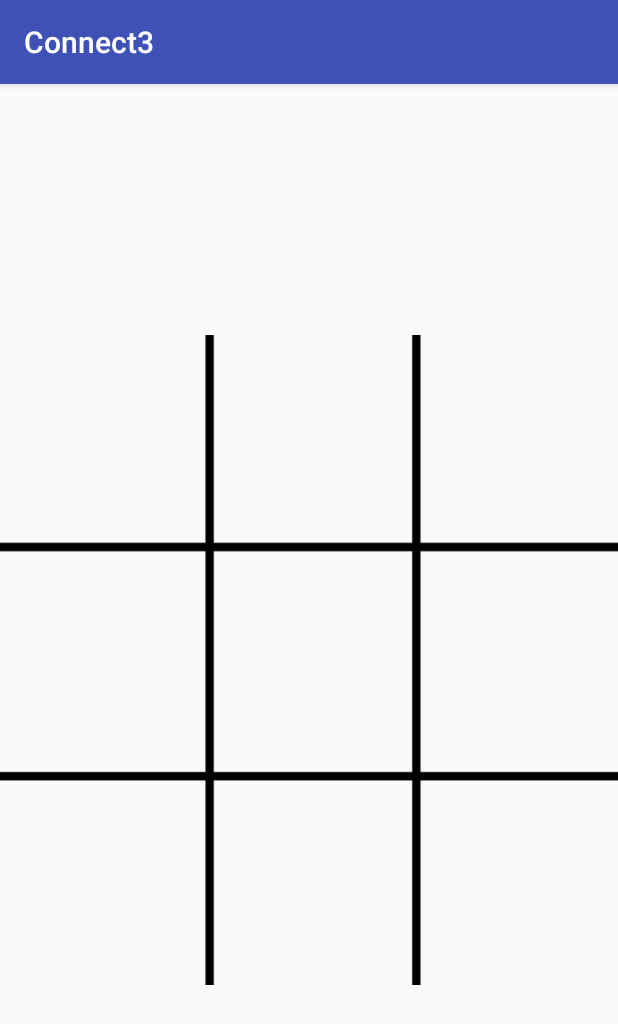
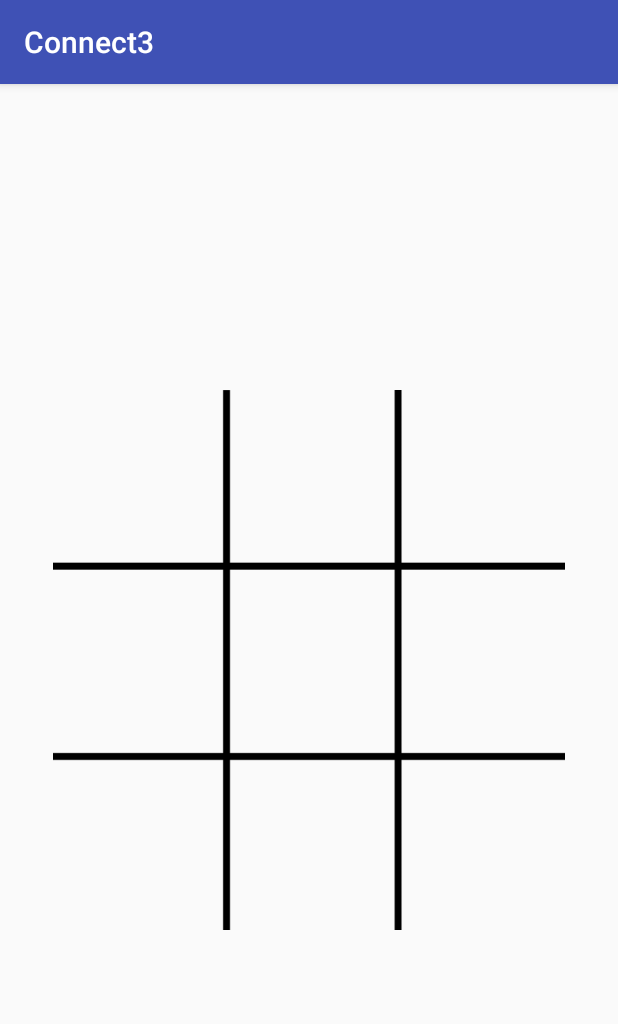
Before and after one commit to agrawal-vatsal/Tic-Tac-Toe, an Android app: the screen it shows after launch (MainActivity), on a phone screen of 412 x 824 dp. Shown: the top 1024 px of the screen. Run offline under Robolectric (Android 15) with nearby library versions, the phone set to English and light mode, and no system bars.

Commit message:
v2.0 fully functional

```diff
--- a/app/src/main/java/com/example/ip520/connect3/MainActivity.java
+++ b/app/src/main/java/com/example/ip520/connect3/MainActivity.java
@@ -4,16 +4,40 @@ import android.content.res.Resources;
 import android.support.v7.app.AppCompatActivity;
 import android.os.Bundle;
 import android.view.View;
+import android.widget.Button;
+import android.widget.GridLayout;
 import android.widget.ImageView;
+import android.widget.LinearLayout;
 import android.widget.TextView;
 
 public class MainActivity extends AppCompatActivity {
     Boolean[] state = new Boolean[10];
     /* It is a board which has configuration of the boxes, if it is null the
      box is empty if it is true then it has a red orb if false a yellow orb */
-    TextView redWins, yellowWins;
-    ImageView[] hiddenBox = new ImageView[10];
     ImageView[] box = new ImageView[10];
+    GridLayout board;
+    ImageView boardImage;
+    LinearLayout winnerLabel;
+    TextView winnerLabelText;
+    Button playAgain;
+
+    private boolean checkDraw() {
+        for (int i = 1; i < 10; i++)
+            if (state[i] == null)
+                return false;
+        return true;
+    }
+
+    private void reset() {
+        winnerLabel.animate().alpha(0).setDuration(1000);
+        for (int i = 1; i < 10; i++) {
+            box[i].setClickable(true);
+            state[i] = null;
+            box[i].setImageResource(R.drawable.red);
+        }
+        boardImage.animate().alpha(1).setDuration(1000);
+        turnRed = true;
+    }
 
     private boolean checkWin() {
         if (state[1] == state[2] && state[2] == state[3] && state[1] != null)
@@ -41,10 +65,11 @@ public class MainActivity extends AppCompatActivity {
     protected void onCreate(Bundle savedInstanceState) {
         super.onCreate(savedInstanceState);
         setContentView(R.layout.activity_main);
-        redWins = (TextView) findViewById(R.id.redWin);
-        yellowWins = (TextView) findViewById(R.id.yellowWin);
-        redWins.setTranslationY(-2000f);
-        yellowWins.setTranslationY(2000f);
+        winnerLabel = (LinearLayout) findViewById(R.id.winnerLabel);
+        winnerLabelText = (TextView) findViewById(R.id.winnerLabelText);
+        playAgain = (Button) findViewById(R.id.playAgain);
+        board = (GridLayout) findViewById(R.id.board);
+        boardImage = (ImageView) findViewById(R.id.boardImage);
         Resources r = getResources();
         String name = getPackageName();
         int[] boxIds = new int[10];
@@ -52,40 +77,47 @@ public class MainActivity extends AppCompatActivity {
             boxIds[i] = r.getIdentifier("box" + i, "id", name);
             box[i] = (ImageView) findViewById(boxIds[i]);
         }
-        int[] hiddenBoxesIds = new int[10];
-        for (int i = 1; i < 10; i++) {
-            hiddenBoxesIds[i] = r.getIdentifier("hiddenBox" + i, "id", name);
-            hiddenBox[i] = (ImageView) findViewById(hiddenBoxesIds[i]);
-        }
-        for (int i = 0; i < 9; i++) {
-            float position = -1 * (((i / 3) * 600) + 600);
-            box[i + 1].setTranslationY(position);
-        }
         for (int i = 0; i < 9; i++) {
             int I = i;
-            hiddenBox[i + 1].setOnClickListener((View view) -> {
-                float position = ((I / 3) * 600) + 600;
-                int transitionTime = ((I / 3) * 500) + 500;
-                if (!turnRed)
-                    box[I + 1].setImageResource(R.drawable.yellow);
-                box[I + 1].animate().translationYBy(position).setDuration(transitionTime);
+            box[i + 1].setOnClickListener((View view) -> {
+                imageClicked(I, box[I + 1]);
                 state[I + 1] = turnRed;
-                hiddenBox[I + 1].setClickable(false);
                 if (checkWin())
-                    gameComplete();
+                    gameComplete(false);
+                else if (checkDraw())
+                    gameComplete(true);
                 else turnRed = !turnRed;
             });
         }
-
+        playAgain.setOnClickListener((View view) -> reset());
     }
 
-    private void gameComplete() {
-        if (turnRed) {
-            redWins.animate().translationYBy(2000f).setDuration(1000);
+    private void imageClicked(int i, ImageView box) {
+        box.setAlpha(1f);
+        float position = -1 * (((i / 3) * 600) + 600);
+        box.setTranslationY(position);
+        if (!turnRed)
+            box.setImageResource(R.drawable.yellow);
+        box.animate().translationYBy(-1 * position).setDuration(1000);
+        box.setClickable(false);
+    }
+
+    private void gameComplete(boolean isDraw) {
+        if (isDraw) {
+            winnerLabelText.setText("DRAW");
+            winnerLabelText.setBackgroundColor(getResources().getColor(R.color.green));
+        } else if (turnRed) {
+            winnerLabelText.setText("RED WINS");
+            winnerLabel.setBackgroundColor(getResources().getColor(R.color.red));
         } else {
-            yellowWins.animate().translationYBy(-2000).setDuration(1000);
+            winnerLabelText.setText("YELLOW WINS");
+            winnerLabel.setBackgroundColor(getResources().getColor(R.color.yellow));
         }
-        for (int i = 1; i < 10; i++)
-            hiddenBox[i].setClickable(false);
+        for (int i = 1; i < 10; i++) {
+            box[i].setClickable(false);
+            box[i].animate().alpha(0f).setDuration(1000);
+        }
+        boardImage.animate().alpha(0f).setDuration(1000);
+        winnerLabel.animate().alpha(1).setDuration(1000);
     }
 }
--- a/app/src/main/res/layout/activity_main.xml
+++ b/app/src/main/res/layout/activity_main.xml
@@ -6,193 +6,141 @@
     android:layout_height="match_parent"
     tools:context="com.example.ip520.connect3.MainActivity">
 
-    <ImageView
+    <GridLayout
         android:id="@+id/board"
-        android:layout_width="wrap_content"
-        android:layout_height="wrap_content"
-        android:layout_alignParentStart="true"
-        android:layout_alignParentTop="true"
-        app:srcCompat="@drawable/board" />
+        android:layout_width="360dp"
+        android:layout_height="360dp"
+        android:layout_alignStart="@+id/boardImage"
+        android:layout_centerVertical="true"
+        android:columnCount="3"
+        android:rowCount="3"
+        android:visibility="visible">
 
         <ImageView
             android:id="@+id/box1"
-        android:layout_width="120dp"
-        android:layout_height="120dp"
-        android:layout_alignParentStart="true"
-        android:layout_alignParentTop="true"
-        android:layout_marginTop="57dp"
+            android:layout_width="90dp"
+            android:layout_height="90dp"
+            android:layout_margin="15dp"
+            android:alpha="0"
             app:srcCompat="@drawable/red" />
 
         <ImageView
             android:id="@+id/box2"
-        android:layout_width="120dp"
-        android:layout_height="120dp"
-        android:layout_alignTop="@+id/hiddenBox1"
-        android:layout_centerHorizontal="true"
+            android:layout_width="90dp"
+            android:layout_height="90dp"
+            android:layout_column="1"
+            android:layout_margin="15dp"
+            android:layout_row="0"
+            android:alpha="0"
             app:srcCompat="@drawable/red" />
 
         <ImageView
             android:id="@+id/box3"
-        android:layout_width="120dp"
-        android:layout_height="120dp"
-        android:layout_alignParentEnd="true"
-        android:layout_alignTop="@+id/hiddenBox2"
+            android:layout_width="90dp"
+            android:layout_height="90dp"
+            android:layout_column="2"
+            android:layout_margin="15dp"
+            android:layout_row="0"
+            android:alpha="0"
             app:srcCompat="@drawable/red" />
 
         <ImageView
             android:id="@+id/box4"
-        android:layout_width="120dp"
-        android:layout_height="120dp"
-        android:layout_alignParentStart="true"
-        android:layout_alignTop="@+id/hiddenBox5"
+            android:layout_width="90dp"
+            android:layout_height="90dp"
+            android:layout_column="0"
+            android:layout_margin="15dp"
+            android:layout_row="1"
+            android:alpha="0"
             app:srcCompat="@drawable/red" />
 
         <ImageView
             android:id="@+id/box5"
-        android:layout_width="120dp"
-        android:layout_height="120dp"
-        android:layout_alignStart="@+id/hiddenBox2"
-        android:layout_centerVertical="true"
+            android:layout_width="90dp"
+            android:layout_height="90dp"
+            android:layout_column="1"
+            android:layout_margin="15dp"
+            android:layout_row="1"
+            android:alpha="0"
             app:srcCompat="@drawable/red" />
 
         <ImageView
             android:id="@+id/box6"
-        android:layout_width="120dp"
-        android:layout_height="120dp"
-        android:layout_alignParentEnd="true"
-        android:layout_centerVertical="true"
+            android:layout_width="90dp"
+            android:layout_height="90dp"
+            android:layout_column="2"
+            android:layout_margin="15dp"
+            android:layout_row="1"
+            android:alpha="0"
             app:srcCompat="@drawable/red" />
 
         <ImageView
             android:id="@+id/box7"
-        android:layout_width="120dp"
-        android:layout_height="120dp"
-        android:layout_alignParentStart="true"
-        android:layout_below="@+id/hiddenBox4"
-        android:layout_marginTop="20dp"
+            android:layout_width="90dp"
+            android:layout_height="90dp"
+            android:layout_column="0"
+            android:layout_margin="15dp"
+            android:layout_row="2"
+            android:alpha="0"
             app:srcCompat="@drawable/red" />
 
         <ImageView
             android:id="@+id/box8"
-        android:layout_width="120dp"
-        android:layout_height="120dp"
-        android:layout_alignStart="@+id/hiddenBox5"
-        android:layout_alignTop="@+id/hiddenBox7"
+            android:layout_width="90dp"
+            android:layout_height="90dp"
+            android:layout_column="1"
+            android:layout_margin="15dp"
+            android:layout_row="2"
+            android:alpha="0"
             app:srcCompat="@drawable/red" />
 
         <ImageView
             android:id="@+id/box9"
-        android:layout_width="120dp"
-        android:layout_height="120dp"
-        android:layout_alignParentEnd="true"
-        android:layout_alignTop="@+id/hiddenBox8"
-        app:srcCompat="@drawable/red" />
-
-    <ImageView
-        android:id="@+id/hiddenBox1"
-        android:layout_width="120dp"
-        android:layout_height="120dp"
-        android:layout_alignParentStart="true"
-        android:layout_alignParentTop="true"
-        android:layout_marginTop="57dp"
+            android:layout_width="90dp"
+            android:layout_height="90dp"
+            android:layout_column="2"
+            android:layout_margin="15dp"
+            android:layout_row="2"
             android:alpha="0"
             app:srcCompat="@drawable/red" />
 
-    <ImageView
-        android:id="@+id/hiddenBox2"
-        android:layout_width="120dp"
-        android:layout_height="120dp"
-        android:layout_alignTop="@+id/hiddenBox1"
-        android:layout_centerHorizontal="true"
-        android:alpha="0"
-        app:srcCompat="@drawable/red" />
+
+    </GridLayout>
 
     <ImageView
-        android:id="@+id/hiddenBox3"
-        android:layout_width="120dp"
-        android:layout_height="120dp"
-        android:layout_alignParentEnd="true"
-        android:layout_alignTop="@+id/hiddenBox2"
+        android:id="@+id/boardImage"
+        android:layout_width="360dp"
+        android:layout_height="360dp"
+        android:layout_alignTop="@+id/board"
+        android:layout_centerHorizontal="true"
+        app:srcCompat="@drawable/board" />
+
+    <LinearLayout
+        android:id="@+id/winnerLabel"
+        android:layout_width="wrap_content"
+        android:layout_height="wrap_content"
+        android:layout_centerHorizontal="true"
+        android:layout_centerInParent="true"
+        android:padding="20dp"
+        android:layout_centerVertical="true"
+        android:layout_alignTop="@+id/boardImage"
+        android:background="@color/colorPrimaryDark"
         android:alpha="0"
-        app:srcCompat="@drawable/red" />
-
-    <ImageView
-        android:id="@+id/hiddenBox4"
-        android:layout_width="120dp"
-        android:layout_height="120dp"
-        android:layout_alignParentStart="true"
-        android:layout_alignTop="@+id/hiddenBox5"
-        android:alpha="0"
-        app:srcCompat="@drawable/red" />
-
-    <ImageView
-        android:id="@+id/hiddenBox5"
-        android:layout_width="120dp"
-        android:layout_height="120dp"
-        android:layout_alignStart="@+id/hiddenBox2"
-        android:layout_centerVertical="true"
-        android:alpha="0"
-        app:srcCompat="@drawable/red" />
-
-    <ImageView
-        android:id="@+id/hiddenBox6"
-        android:layout_width="120dp"
-        android:layout_height="120dp"
-        android:layout_alignParentEnd="true"
-        android:layout_centerVertical="true"
-        android:alpha="0"
-        app:srcCompat="@drawable/red" />
-
-    <ImageView
-        android:id="@+id/hiddenBox7"
-        android:layout_width="120dp"
-        android:layout_height="120dp"
-        android:layout_alignParentStart="true"
-        android:layout_below="@+id/hiddenBox4"
-        android:layout_marginTop="20dp"
-        android:alpha="0"
-        app:srcCompat="@drawable/red" />
-
-    <ImageView
-        android:id="@+id/hiddenBox8"
-        android:layout_width="120dp"
-        android:layout_height="120dp"
-        android:layout_alignStart="@+id/hiddenBox5"
-        android:layout_alignTop="@+id/hiddenBox7"
-        android:alpha="0"
-        app:srcCompat="@drawable/red" />
-
-    <ImageView
-        android:id="@+id/hiddenBox9"
-        android:layout_width="120dp"
-        android:layout_height="120dp"
-        android:layout_alignParentEnd="true"
-        android:layout_alignTop="@+id/hiddenBox8"
-        android:alpha="0"
-        app:srcCompat="@drawable/red" />
+        android:orientation="vertical">
 
         <TextView
-        android:id="@+id/redWin"
+            android:id="@+id/winnerLabelText"
             android:layout_width="match_parent"
-        android:layout_height="100dp"
-        android:layout_alignTop="@+id/box5"
-        android:layout_centerHorizontal="true"
-        android:text="RED WINS"
+            android:layout_height="wrap_content"
             android:textAlignment="center"
-        android:textColor="@android:color/black"
-        android:textSize="60sp"
-        android:textStyle="bold" />
+            android:layout_margin="10dp"
+            android:textSize="20sp"
+            android:text="TextView" />
 
-    <TextView
-        android:id="@+id/yellowWin"
-        android:layout_width="match_parent"
-        android:layout_height="160dp"
-        android:layout_above="@+id/box7"
-        android:layout_alignParentStart="true"
-        android:text="YELLOW WINS"
-        android:textAlignment="center"
-        android:textAllCaps="true"
-        android:textColor="@android:color/black"
-        android:textSize="60sp"
-        android:textStyle="bold" />
+        <Button
+            android:id="@+id/playAgain"
+            android:layout_width="wrap_content"
+            android:layout_height="wrap_content"
+            android:text="Play Again" />
+    </LinearLayout>
 </RelativeLayout>
--- a/app/src/main/res/values/colors.xml
+++ b/app/src/main/res/values/colors.xml
@@ -3,4 +3,7 @@
     <color name="colorPrimary">#3F51B5</color>
     <color name="colorPrimaryDark">#303F9F</color>
     <color name="colorAccent">#FF4081</color>
+    <color name="red">#FFFF0000</color>
+    <color name="yellow">#fcef00</color>
+    <color name="green">#01f701</color>
 </resources>
```
Lines whose indentation alone changed are shown as unchanged.
